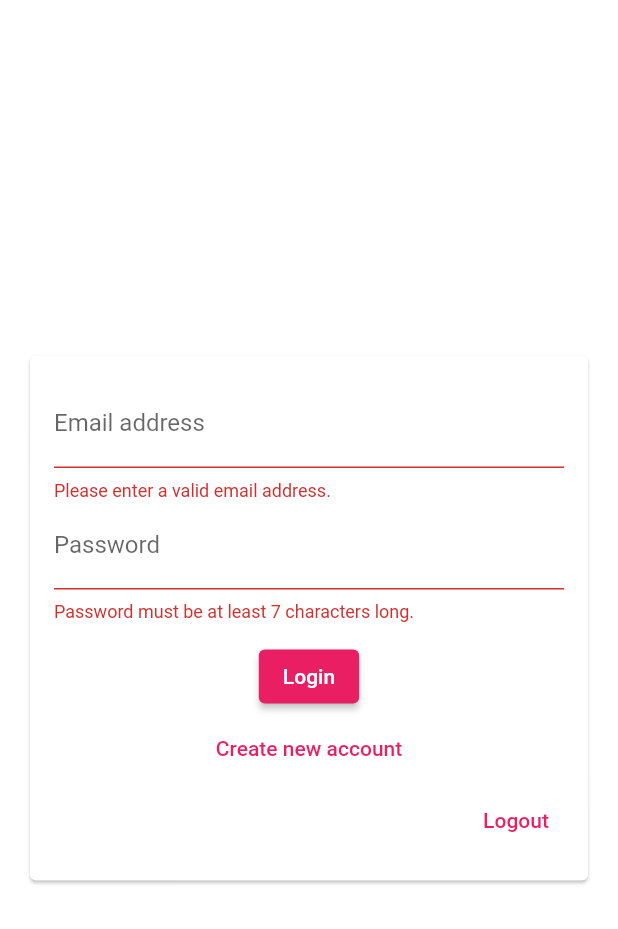
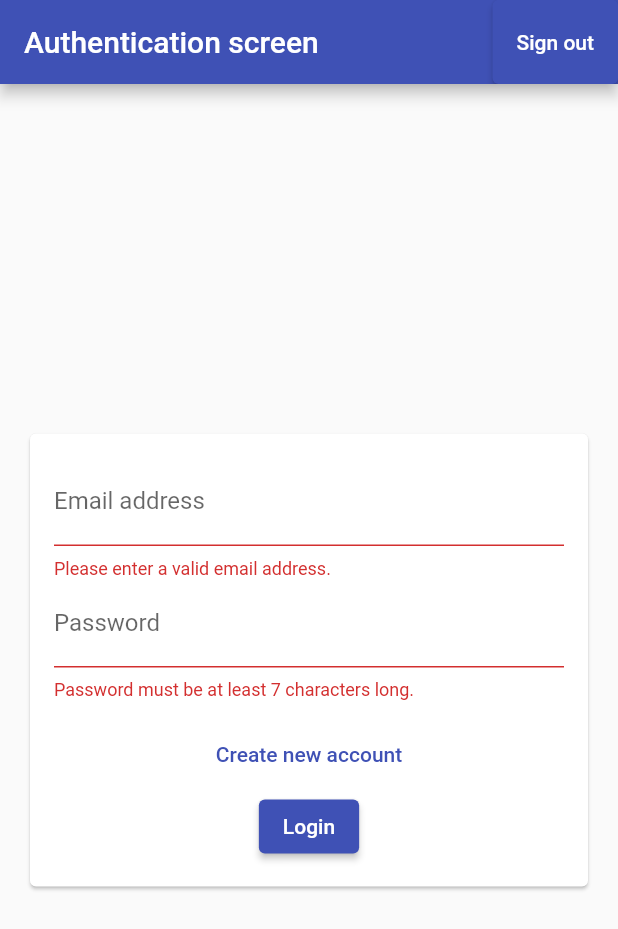
Before and after one commit to YuvalJacobi/flutter-project-actual-repository, a Flutter app: the screen it shows after launch, after a tap on "Login", on a phone screen of 412 x 824 dp. Shown: the top 929 px of the screen. Run offline on Flutter 3.47's test engine with Material 2 defaults, Android fonts, the phone set to English and light mode, and no system bars; our stand-ins replace cloud_firestore, firebase_auth, firebase_core; accounts and stored records are empty.

Commit message:
14/02/2023
Need to:

* Improve CSS / Visualization

* Make Screen that shows a Sale's full data and gives the ability to use it

```diff
--- a/lib/main.dart
+++ b/lib/main.dart
@@ -24,8 +24,8 @@ class MyApp extends StatelessWidget {
       child: MaterialApp(
         title: 'Flutter Proximity Shopping',
         theme: ThemeData(
-          primarySwatch: Colors.pink,
-          backgroundColor: Colors.pink,
+          primarySwatch: Colors.indigo,
+          backgroundColor: Colors.blueGrey,
           accentColor: Colors.deepPurple,
           accentColorBrightness: Brightness.dark,
           buttonTheme: ButtonTheme.of(context).copyWith(
--- a/lib/provider/store_provider.dart
+++ b/lib/provider/store_provider.dart
@@ -28,6 +28,11 @@ class StoreProvider extends ChangeNotifier {
               description:
                   '3 shekels for a Coca-cola bottle for orders including at least 2 BigMacs',
               expiry_date: DateTime(2023, 4, 1),
+              store_id: 'McDonalds Id'),
+          Sale(
+              description:
+                  '33 percent off on all chicken nuggets bundles when ordering on friday',
+              expiry_date: DateTime(2023, 4, 26),
               store_id: 'McDonalds Id')
         ],
         store_id: 'McDonalds Id'),
--- a/lib/screens/auth_screen.dart
+++ b/lib/screens/auth_screen.dart
@@ -34,7 +34,21 @@ class _AuthFormState extends State<AuthScreen> {
   }
 
   Widget authForm() {
-    return Center(
+    return Scaffold(
+      appBar: AppBar(
+        title: Text('Authentication screen'),
+        actions: <Widget>[
+          ElevatedButton(
+              onPressed: () => {
+                    if (_isLogin)
+                      {
+                        FirebaseAuth.instance.signOut(),
+                      },
+                  },
+              child: Text('Sign out'))
+        ],
+      ),
+      body: Center(
         child: Card(
           margin: EdgeInsets.all(20),
           child: SingleChildScrollView(
@@ -92,11 +106,6 @@ class _AuthFormState extends State<AuthScreen> {
                     SizedBox(height: 12),
                     if (_isLoading) CircularProgressIndicator(),
                     if (!_isLoading)
-                    ElevatedButton(
-                      child: Text(_isLogin ? 'Login' : 'Signup'),
-                      onPressed: trySubmit,
-                    ),
-                  if (!_isLoading)
                       TextButton(
                         child: Text(_isLogin
                             ? 'Create new account'
@@ -107,19 +116,14 @@ class _AuthFormState extends State<AuthScreen> {
                           });
                         },
                       ),
-                  if (!_isLoading && _isLogin)
-                    Align(
-                      alignment: Alignment.topRight,
-                      child: TextButton(
-                        child: Text('Logout'),
-                        onPressed: () => {
-                          FirebaseAuth.instance
-                              .signOut()
-                              .then((value) => _isLogin = !_isLogin)
-                        },
+                    if (!_isLoading)
+                      ElevatedButton(
+                          child: Text(_isLogin ? 'Login' : 'Signup'),
+                          onPressed: (() {
+                            trySubmit();
+                          })),
+                  ],
                 ),
-                    )
-                ],
               ),
             ),
           ),
```
Also changed, not shown: lib/screens/MyListScreen.dart (+17 -6 lines). Lines whose indentation alone changed are shown as unchanged.
